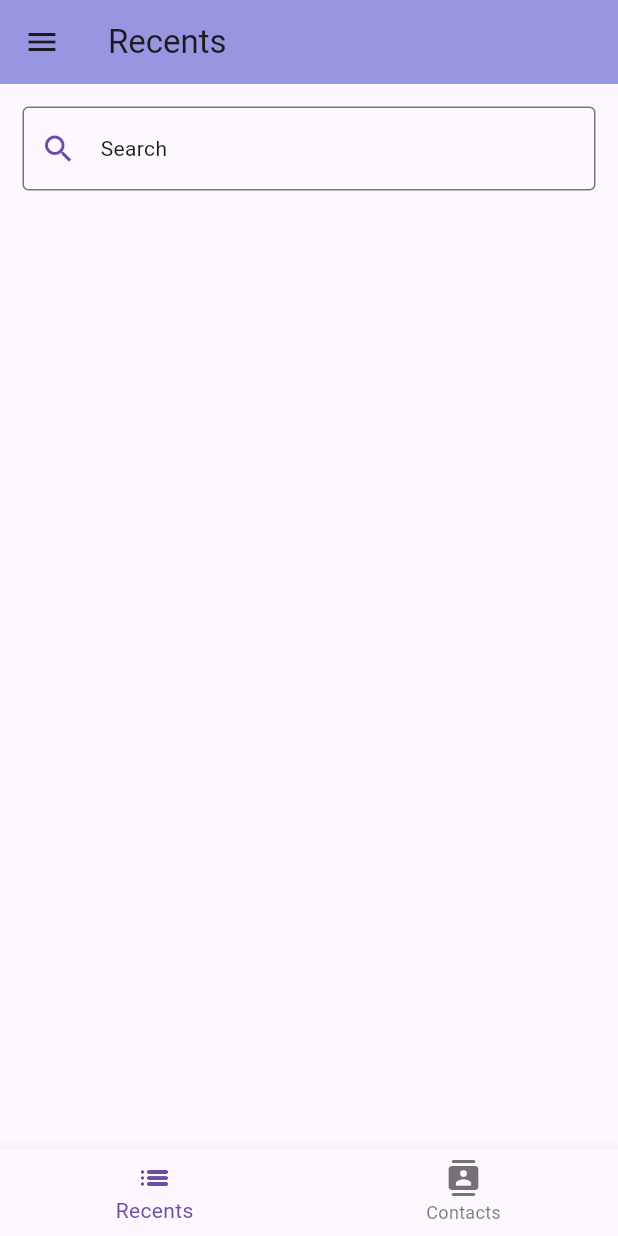
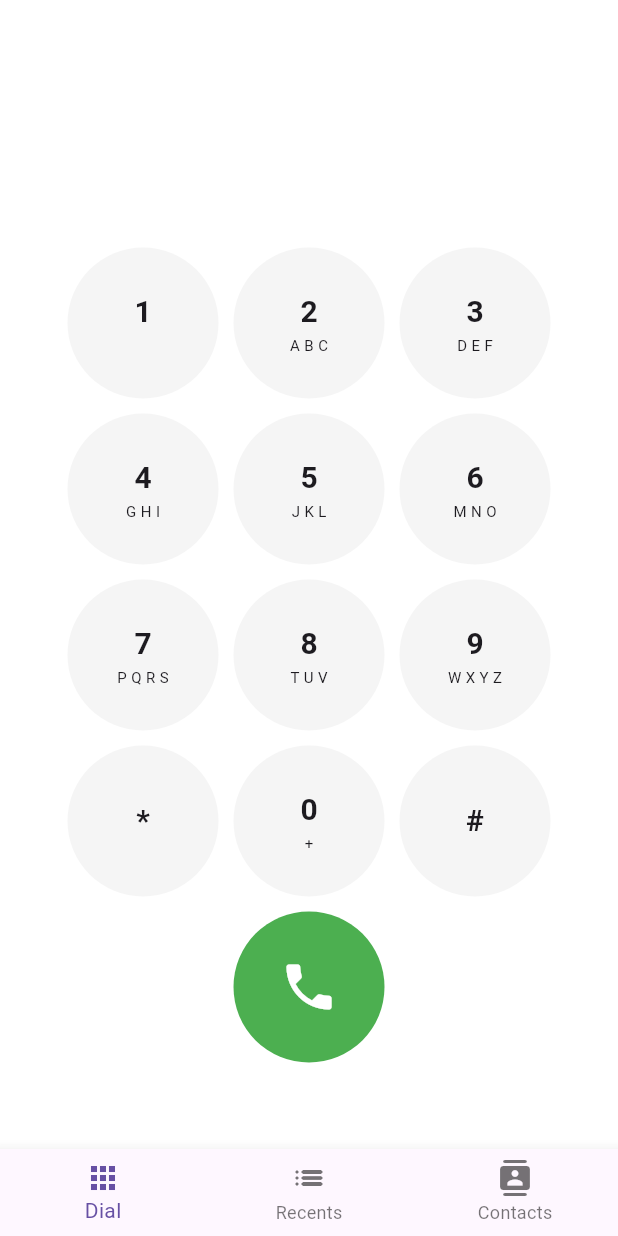
Before and after one commit to GroverAnmol/Truecaller_Clone, a Flutter app: the screen it shows after launch, on a phone screen of 412 x 824 dp. Run offline on Flutter 3.47's test engine with Material 3 defaults, Android fonts, the phone set to English and light mode, and no system bars; our stand-ins replace contacts_service, font_awesome_flutter, permission_handler; missing offline and left inert: call_log, flutter_phone_direct_caller.

Commit message:
Merge remote-tracking branch 'origin/master'

```diff
--- /dev/null
+++ b/lib/screens/dial_screen.dart
@@ -0,0 +1,214 @@
+import 'package:flutter/cupertino.dart';
+import 'package:flutter/material.dart';
+import 'package:untitled35/helpers.dart';
+
+
+class DialScreen extends StatefulWidget {
+  const DialScreen({Key? key}) : super(key: key);
+
+  @override
+  State<DialScreen> createState() => _DialScreenState();
+}
+
+class _DialScreenState extends State<DialScreen> {
+
+  final textfield = TextEditingController();
+
+  onNumberTapped(number) {
+    setState(() {
+      textfield.text += number;
+    });
+  }
+
+  onCancelText() {
+    if (textfield.text.isNotEmpty) {
+      var newvalue = textfield.text.substring(0, textfield.text.length - 1);
+      setState(() {
+        textfield.text = newvalue;
+      });
+    }
+  }
+
+  Widget inputField() {
+    return Container(
+      color: Colors.white,
+      height: 100,
+      alignment: Alignment.bottomCenter,
+      child: TextFormField(
+        readOnly: true,
+        textAlign: TextAlign.center,
+        style: const TextStyle(fontSize: 30, fontWeight: FontWeight.bold),
+        controller: textfield,
+        decoration: const InputDecoration(border: InputBorder.none),
+      ),
+    );
+  }
+
+  Widget gridView() {
+    return Container(
+      padding: const EdgeInsets.only(left: 40, right: 40, top: 60),
+      child: GridView.count(
+        crossAxisCount: 3,
+        shrinkWrap: true,
+        children: [
+          keyField("1", ""),
+          keyField("2", "A B C"),
+          keyField("3", "D E F"),
+          keyField("4", "G H I"),
+          keyField("5", "J K L"),
+          keyField("6", "M N O"),
+          keyField("7", "P Q R S"),
+          keyField("8", "T U V"),
+          keyField("9", "W X Y Z"),
+          starField(),
+          keyField("0", "+"),
+          hashField(),
+          blankField(),
+          dialField(),
+          backSpace()
+        ],
+      ),
+    );
+  }
+
+  Widget keyField(numb, dsc) {
+    return GestureDetector(
+      onTap: () => onNumberTapped(numb),
+      child: Container(
+        height: 40,
+        width: 40,
+        margin: const EdgeInsets.all(5),
+        decoration: BoxDecoration(
+            color: Colors.grey[100], borderRadius: BorderRadius.circular(60)),
+        child: Column(
+          mainAxisAlignment: MainAxisAlignment.center,
+          children: [
+            Text(
+              numb,
+              style: const TextStyle(fontSize: 20, fontWeight: FontWeight.bold),
+            ),
+            Text(
+              dsc,
+              style:
+              const TextStyle(fontSize: 10, fontWeight: FontWeight.normal),
+            )
+          ],
+        ),
+      ),
+    );
+  }
+
+  Widget starField() {
+    return GestureDetector(
+      onTap: () => onNumberTapped("*"),
+      child: Container(
+        height: 40,
+        width: 40,
+        margin: const EdgeInsets.all(5),
+        decoration: BoxDecoration(
+            color: Colors.grey[100], borderRadius: BorderRadius.circular(60)),
+        child: Column(
+          mainAxisAlignment: MainAxisAlignment.center,
+          children: const [
+            Text(
+              "*",
+              style: TextStyle(fontSize: 20, fontWeight: FontWeight.bold),
+            ),
+          ],
+        ),
+      ),
+    );
+  }
+
+  Widget hashField() {
+    return GestureDetector(
+      onTap: () => onNumberTapped("#"),
+      child: Container(
+        height: 40,
+        width: 40,
+        margin: const EdgeInsets.all(5),
+        decoration: BoxDecoration(
+            color: Colors.grey[100], borderRadius: BorderRadius.circular(60)),
+        child: Column(
+          mainAxisAlignment: MainAxisAlignment.center,
+          children: const [
+            Text(
+              "#",
+              style: TextStyle(fontSize: 20, fontWeight: FontWeight.bold),
+            ),
+          ],
+        ),
+      ),
+    );
+  }
+
+  Widget backSpace() {
+    if (textfield.text.isNotEmpty) {
+      return InkWell(
+        onTap: () => onCancelText(),
+        child: Container(
+          height: 40,
+          width: 40,
+          margin: const EdgeInsets.all(5),
+          decoration: BoxDecoration(borderRadius: BorderRadius.circular(60)),
+          child: Column(
+            mainAxisAlignment: MainAxisAlignment.center,
+            children: const [
+              Icon(
+                Icons.backspace_outlined,
+                size: 30,
+              ),
+            ],
+          ),
+        ),
+      );
+    } else {
+      return Container(height: 0);
+    }
+  }
+
+  Widget dialField() {
+    return Container(
+      height: 40,
+      width: 40,
+      margin: const EdgeInsets.all(5),
+      decoration: BoxDecoration(
+          color: Colors.green[500], borderRadius: BorderRadius.circular(60)),
+      child: Column(
+        mainAxisAlignment: MainAxisAlignment.center,
+        children:  [
+          IconButton(
+            onPressed: (){
+              callNumber(textfield.text.toString());
+              textfield.clear();
+            },
+            iconSize: 40,
+            color: Colors.white, icon: Icon(Icons.phone),
+          )
+        ],
+      ),
+    );
+  }
+
+  Widget blankField() {
+    return InkWell(
+      child: Container(
+        height: 40,
+        width: 40,
+        margin: const EdgeInsets.all(5),
+        decoration: BoxDecoration(
+            color: Colors.white, borderRadius: BorderRadius.circular(60)),
+      ),
+    );
+  }
+
+  @override
+  Widget build(BuildContext context) {
+    return SafeArea(
+      child: Container(
+        color: Colors.white,
+        child: Column(children: [inputField(), gridView()]),
+      ),
+    );
+  }
+}
--- a/lib/screens/tabs_screen.dart
+++ b/lib/screens/tabs_screen.dart
@@ -1,5 +1,6 @@
 import 'package:flutter/material.dart';
 import 'package:untitled35/screens/contacts_screen.dart';
+import 'package:untitled35/screens/dial_screen.dart';
 import 'package:untitled35/screens/recent_call_log_screen.dart';
 
 class TabsScreen extends StatefulWidget {
@@ -21,8 +22,10 @@ class _TabsScreenState extends State<TabsScreen> {
 
   @override
   Widget build(BuildContext context) {
-    Widget activePage = const RecentsCallLogScreen();
+    Widget activePage = DialScreen();
     if (_selectedPageIndex == 1) {
+      activePage = const RecentsCallLogScreen();
+    } else if (_selectedPageIndex == 2){
       activePage = const ContactsScreen();
     }
 
@@ -33,6 +36,8 @@ class _TabsScreenState extends State<TabsScreen> {
         onTap: _selectPage,
         items: const [
           BottomNavigationBarItem(
+              icon: Icon(Icons.apps), label: 'Dial'),
+          BottomNavigationBarItem(
               icon: Icon(Icons.list_rounded), label: 'Recents'),
           BottomNavigationBarItem(
               icon: Icon(Icons.contacts_rounded), label: 'Contacts'),
--- a/lib/widgets/drawer.dart
+++ b/lib/widgets/drawer.dart
@@ -1,5 +1,6 @@
 import 'package:flutter/material.dart';
 import 'package:font_awesome_flutter/font_awesome_flutter.dart';
+import 'package:untitled35/custom_colors.dart';
 
 
 
@@ -11,6 +12,7 @@ class DrawerWid extends StatelessWidget {
   @override
   Widget build(BuildContext context) {
     return Drawer(
+      backgroundColor: Color(threeDotBGColor),
         child: ListView(
           children: <Widget>[
             UserAccountsDrawerHeader(
@@ -38,7 +40,7 @@ class DrawerWid extends StatelessWidget {
               ],
               margin: EdgeInsets.only(top: 16.0,left: 8.0),
               decoration: BoxDecoration(
-                  color: Colors.white24
+                  color: Color(threeDotBGColor)
               ),
               currentAccountPicture: CircleAvatar(
                 backgroundColor: Colors.blue.shade50,
@@ -59,20 +61,16 @@ class DrawerWid extends StatelessWidget {
                   )),
             ),
             DrawerTile(
-                icon: Icon(Icons.coronavirus_outlined),
-                title: 'Covid Relief',
-                trailing: 'NEW'),
-            DrawerTile(
-                icon: Icon(Icons.auto_delete_outlined),
-                title: 'Inbox Cleaner',
-                trailing: 'NEW'),
-            DrawerTile(
                 icon: Icon(Icons.remove_red_eye_outlined),
                 title: 'Who viewed my profile',
                 trailing: '1'),
             DrawerTile(
-              icon: Icon(Icons.qr_code_scanner_outlined),
-              title: 'QR Scanner',
+              icon: Icon(Icons.shield_outlined),
+              title: 'Manage Blocking',
+            ),
+            DrawerTile(
+              icon: FaIcon(FontAwesomeIcons.solidHeart,color: Colors.blue,),
+              title: 'Finanicial News',
             ),
             DrawerTile(
                 icon: CircleAvatar(
@@ -81,24 +79,7 @@ class DrawerWid extends StatelessWidget {
                     child: FaIcon(FontAwesomeIcons.indianRupeeSign
                       ,color: Colors.white,size: 14.0,)),
                 title: 'Personal Loans'),
-            DrawerTile(
-              icon: Icon(Icons.notifications_outlined),
-              title: 'Notifications',
-              trailing: '1',
-            ),
-            DrawerTile(
-              icon: Icon(Icons.shield_outlined),
-              title: 'Manage Blocking',
-            ),
-            DrawerTile(
-              icon: FaIcon(FontAwesomeIcons.lifeRing),
-              title: 'Personal Safety',
-              trailing: 'NEW',
-            ),
-            DrawerTile(
-              icon: FaIcon(FontAwesomeIcons.solidHeart,color: Colors.blue,),
-              title: 'Truecaller News',
-            ),
+
             DrawerTile(
               icon: Icon(Icons.card_giftcard_outlined),
               title: 'Invite Friends',
--- a/pubspec.yaml
+++ b/pubspec.yaml
@@ -44,6 +44,12 @@ dependencies:
   flutter_launcher_icons: ^0.13.1
   contacts_service: ^0.6.3
   flutter_native_splash: ^2.4.0
+  flutter_dtmf: ^3.0.0
+  flutter_masked_text2:
+    git:
+      url: https://github.com/cybex-dev/flutter_masked_text
+      ref: 156f63b77d23148d9f1544230e3201ab6172f470 # branch 'fix_null_mask'
+
 
 dev_dependencies:
   flutter_test:
```
Also changed, not shown: pubspec.lock.
